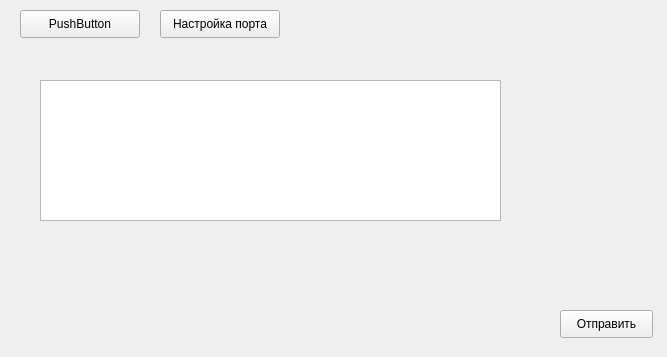
The window that WidgetQt/menu.ui (v-crys/HACKUNIVERSITY) describes before a commit, drawn with Qt 5.
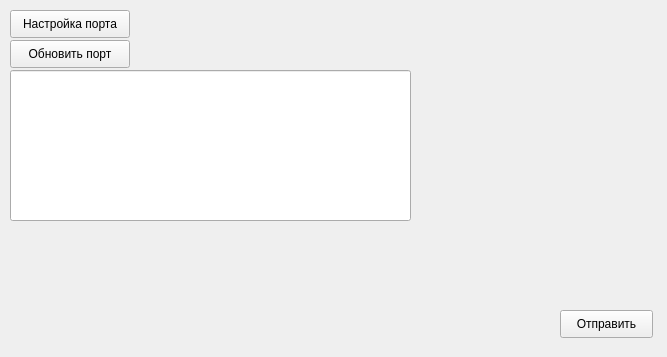
The same window after the commit.

Patch:
```diff
--- a/WidgetQt/menu.ui
+++ b/WidgetQt/menu.ui
@@ -16,20 +16,20 @@
   <widget class="QPushButton" name="pushButton">
    <property name="geometry">
     <rect>
-     <x>20</x>
-     <y>10</y>
+     <x>10</x>
+     <y>40</y>
      <width>120</width>
      <height>28</height>
     </rect>
    </property>
    <property name="text">
-    <string>PushButton</string>
+    <string>Обновить порт</string>
    </property>
   </widget>
   <widget class="QPushButton" name="pushButton_2">
    <property name="geometry">
     <rect>
-     <x>160</x>
+     <x>10</x>
      <y>10</y>
      <width>120</width>
      <height>28</height>
@@ -52,13 +52,13 @@
     <string>Отправить</string>
    </property>
   </widget>
-  <widget class="QTextEdit" name="textEdit">
+  <widget class="QLineEdit" name="lineEdit">
    <property name="geometry">
     <rect>
-     <x>40</x>
-     <y>80</y>
-     <width>461</width>
-     <height>141</height>
+     <x>10</x>
+     <y>70</y>
+     <width>401</width>
+     <height>151</height>
     </rect>
    </property>
   </widget>
```
Left out of the diff: 13 changed lines with no effect on the pictures.
